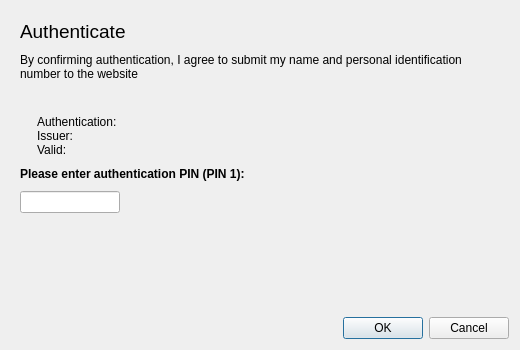
Before: the Qt Designer form src/ui/dialog.ui in web-eid/web-eid-app, drawn with Qt 5.
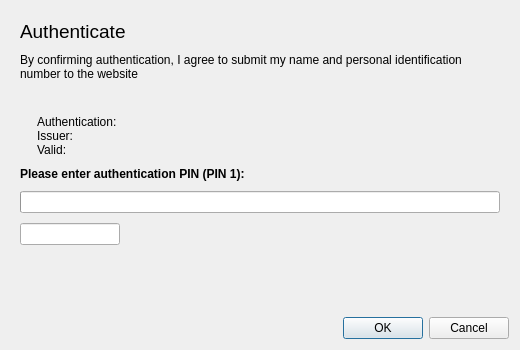
After: the same form once the commit is applied. The open tabs and pages were chosen to show the change. Icons and pictures are not drawn.

Commit message: Add support for PKCS#11 along with Lithuanian eID, PIN pad, Punycode decoding, Safari and improved error-handling. Still work in progress

```diff
--- a/src/ui/dialog.ui
+++ b/src/ui/dialog.ui
@@ -323,6 +323,13 @@
          </property>
         </widget>
        </item>
+       <item>
+        <widget class="QProgressBar" name="authenticatePinEntryTimeoutProgressBar">
+         <property name="textVisible">
+          <bool>false</bool>
+         </property>
+        </widget>
+       </item>
        <item>
         <layout class="QHBoxLayout" name="page3HorizontalLayout2">
          <item>
```
Left out of the diff: 7 changed lines with no effect on the pictures. The commit also changes 45 other files.
